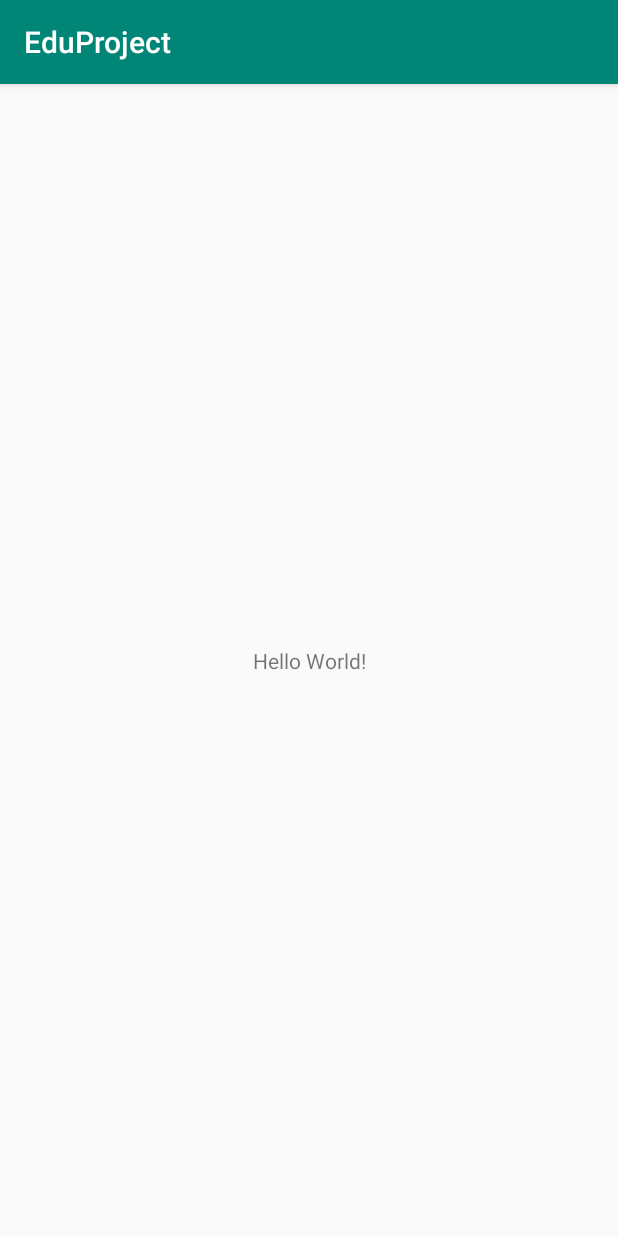
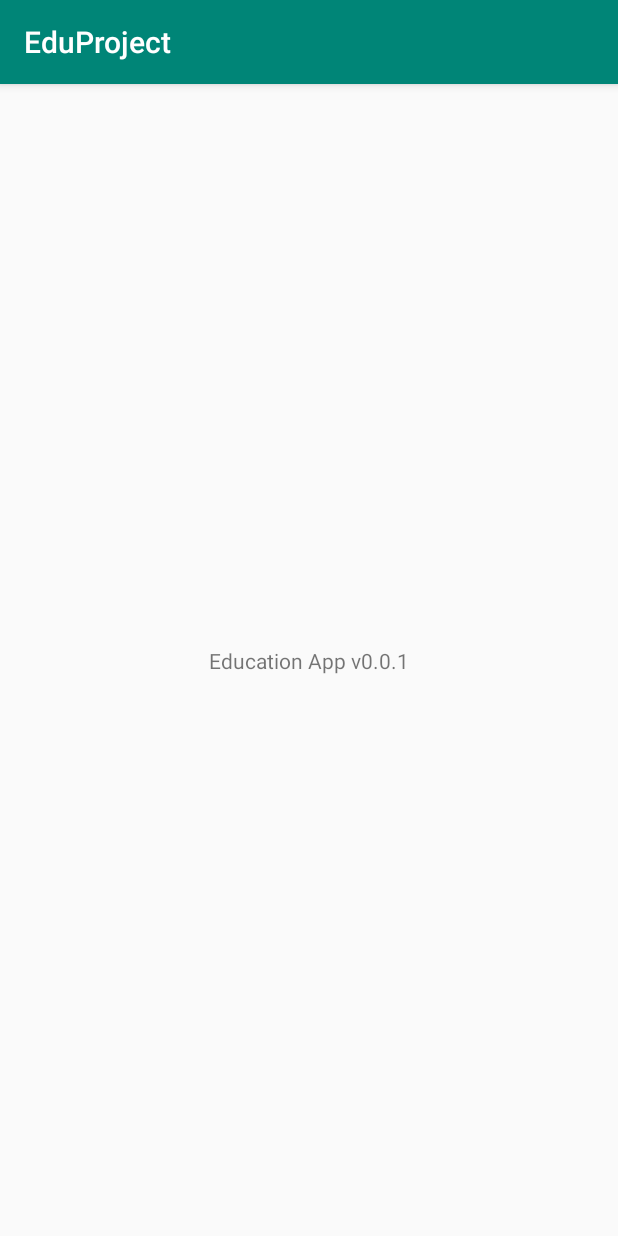
Before and after one commit to CutiwFoxxo/Project, an Android app: the screen it shows after launch (MainActivity), on a phone screen of 412 x 824 dp. Run offline under Robolectric (Android 15) with nearby library versions, the phone set to English and light mode, and no system bars.

Commit message:
change activity text

```diff
--- a/app/src/main/res/layout/activity_main.xml
+++ b/app/src/main/res/layout/activity_main.xml
@@ -9,7 +9,7 @@
     <TextView
         android:layout_width="wrap_content"
         android:layout_height="wrap_content"
-        android:text="Hello World!"
+        android:text="Education App v0.0.1"
         app:layout_constraintBottom_toBottomOf="parent"
         app:layout_constraintLeft_toLeftOf="parent"
         app:layout_constraintRight_toRightOf="parent"
```
